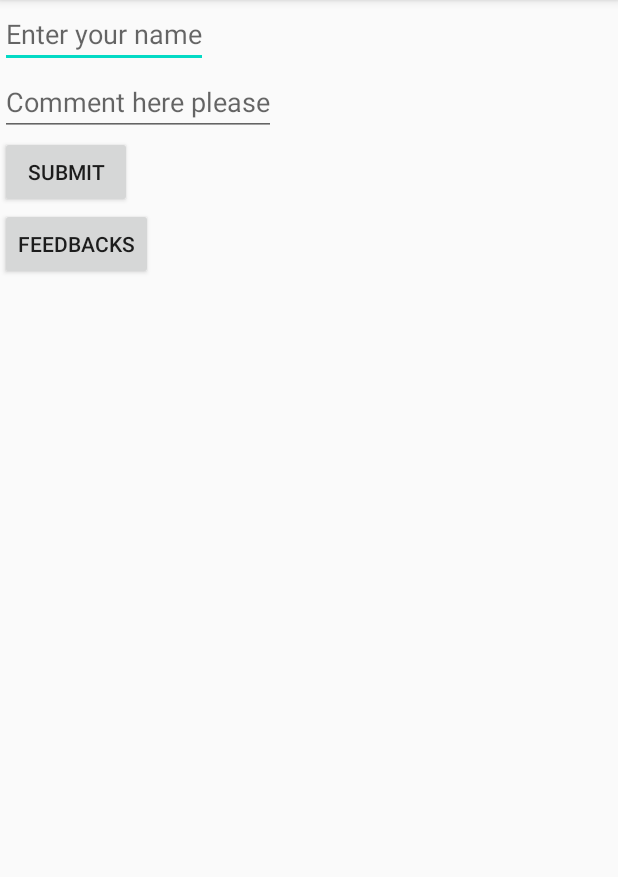
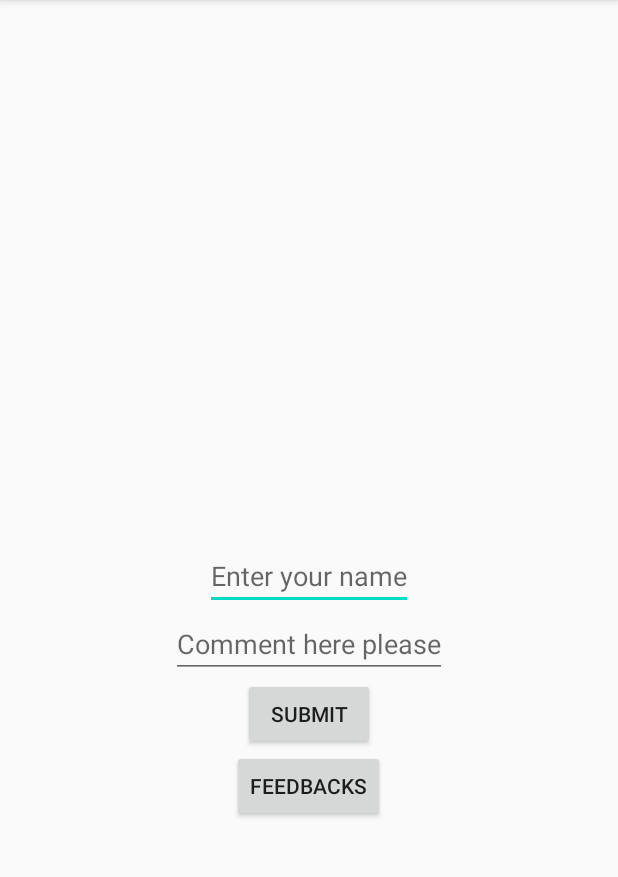
Before and after one commit to kewalg/CycTrack, an Android app: the screen it shows after launch (FeedBackActivity), after a tap on "SUBMIT", on a phone screen of 412 x 824 dp, the part 84-961 px from its top. Run offline under Robolectric (Android 15) with nearby library versions, the phone set to English and light mode, and no system bars.

Commit message:
Fixed blank entries in db

```diff
--- a/app/src/main/java/com/example/cyctrack/FeedBackActivity.java
+++ b/app/src/main/java/com/example/cyctrack/FeedBackActivity.java
@@ -22,67 +22,63 @@ public class FeedBackActivity extends AppCompatActivity {
     protected void onCreate(Bundle savedInstanceState) {
         super.onCreate(savedInstanceState);
         setContentView(R.layout.activity_feed_back);
-
         myDb = new UserReview(this);
-
         btnSubmit = findViewById(R.id.btnSubmit);
         btnFeedback = findViewById(R.id.btnFeedback);
         editName = findViewById(R.id.editName);
-        editFeedback =findViewById(R.id.editFeedback);
-
+        editFeedback = findViewById(R.id.editFeedback);
         SubmitReview();
         viewFeedbacks();
+    }
 
-
-
-
-    }
-    public void SubmitReview(){
+    public void SubmitReview() {
         btnSubmit.setOnClickListener(
                 new View.OnClickListener() {
                     @Override
                     public void onClick(View v) {
-                        boolean isInserted = myDb.insertData(editName.getText().toString(),
-                                editFeedback.getText().toString());
-                        if(isInserted == true)
-                            Toast.makeText(FeedBackActivity.this, "Review Submitted Successfully!! Thanks =)",Toast.LENGTH_LONG).show();
-                        else
-                            Toast.makeText(FeedBackActivity.this,"Please submit your feedback :(",Toast.LENGTH_LONG).show();
-
+                        if (editName.getText().toString().matches("") && editFeedback.getText().toString().matches("")) {
+                            Toast.makeText(FeedBackActivity.this, "Please enter details first!", Toast.LENGTH_SHORT).show();
+                        } else {
+                            boolean isInserted = myDb.insertData(editName.getText().toString(),
+                                    editFeedback.getText().toString());
+                            if (isInserted == true)
+                                Toast.makeText(FeedBackActivity.this, "Review Submitted Successfully!! Thanks =)", Toast.LENGTH_LONG).show();
+                            else
+                                Toast.makeText(FeedBackActivity.this, "Please submit your feedback :(", Toast.LENGTH_LONG).show();
+                        }
                     }
                 }
         );
     }
 
-    public void viewFeedbacks(){
+    public void viewFeedbacks() {
         btnFeedback.setOnClickListener(
                 new View.OnClickListener() {
                     @Override
                     public void onClick(View v) {
                         Cursor res = myDb.readFeedbacks();
-                        if(res.getCount() == 0){
+                        if (res.getCount() == 0) {
                             //show message
-                            showMessage("Error","No Feedbacks Found");
+                            showMessage("Error", "No Feedbacks Found");
                             return;
                         }
                         StringBuffer buffer = new StringBuffer();
-                        while(res.moveToNext()){
-                            buffer.append("Name: "+res.getString(1)+"\n");
-                            buffer.append("Feedback: "+res.getString(2)+"\n\n");
+                        while (res.moveToNext()) {
+                            buffer.append("Name: " + res.getString(1) + "\n");
+                            buffer.append("Feedback: " + res.getString(2) + "\n\n");
                         }
                         // show all data
-                        showMessage("Feedbacks Found !",buffer.toString());
+                        showMessage("Feedbacks Found !", buffer.toString());
                     }
                 }
         );
     }
 
-    public void showMessage(String title, String message){
-        AlertDialog.Builder builder =  new AlertDialog.Builder(this);
+    public void showMessage(String title, String message) {
+        AlertDialog.Builder builder = new AlertDialog.Builder(this);
         builder.setCancelable(true);
         builder.setTitle(title);
         builder.setMessage(message);
         builder.show();
-
     }
 }
--- a/app/src/main/java/com/example/cyctrack/UserReview.java
+++ b/app/src/main/java/com/example/cyctrack/UserReview.java
@@ -13,49 +13,39 @@ public class UserReview extends SQLiteOpenHelper {
     public static final String DATABASE_NAME = "UserReview.db";
     public static final String TABLE_NAME = "UserReview_table";
     public static final String COL_1 = "ID";
-    public static final String COL_2  = "Name";
+    public static final String COL_2 = "Name";
     public static final String COL_3 = "Review";
-
-
-
-
-
 
     public UserReview(@Nullable Context context) {
         super(context, DATABASE_NAME, null, 1);
-
     }
 
     @Override
     public void onCreate(SQLiteDatabase db) {
-        db.execSQL("create table "+TABLE_NAME +"(ID INTEGER PRIMARY KEY AUTOINCREMENT,NAME TEXT,REVIEW TEXT)");
-
+        db.execSQL("create table " + TABLE_NAME + "(ID INTEGER PRIMARY KEY AUTOINCREMENT,NAME TEXT,REVIEW TEXT)");
     }
 
     @Override
     public void onUpgrade(SQLiteDatabase db, int oldVersion, int newVersion) {
-        db.execSQL("DROP TABLE IF EXISTS " +TABLE_NAME);
+        db.execSQL("DROP TABLE IF EXISTS " + TABLE_NAME);
         onCreate(db);
-
     }
 
-    public boolean insertData(String name, String review){
+    public boolean insertData(String name, String review) {
         SQLiteDatabase db = this.getWritableDatabase();
         ContentValues contentValues = new ContentValues();
-        contentValues.put(COL_2,name);
-        contentValues.put(COL_3,review);
-        long result = db.insert(TABLE_NAME,null,contentValues);
-        if(result == -1)
+        contentValues.put(COL_2, name);
+        contentValues.put(COL_3, review);
+        long result = db.insert(TABLE_NAME, null, contentValues);
+        if (result == -1)
             return false;
         else
             return true;
+    }
 
-    }
-    public Cursor readFeedbacks(){
+    public Cursor readFeedbacks() {
         SQLiteDatabase db = this.getWritableDatabase();
-        Cursor res = db.rawQuery("select * from "+TABLE_NAME,null);
+        Cursor res = db.rawQuery("select * from " + TABLE_NAME, null);
         return res;
-
-
     }
 }
--- a/app/src/main/res/layout/activity_feed_back.xml
+++ b/app/src/main/res/layout/activity_feed_back.xml
@@ -7,32 +7,36 @@
     tools:context=".FeedBackActivity">
 
     <EditText
+        android:id="@+id/editName"
         android:layout_width="wrap_content"
         android:layout_height="wrap_content"
-        android:id="@+id/editName"
-        android:hint="Enter your name"/>
+        android:layout_centerInParent="true"
+        android:hint="Enter your name" />
 
 
     <EditText
+        android:id="@+id/editFeedback"
         android:layout_width="wrap_content"
+        android:layout_height="wrap_content"
         android:layout_below="@id/editName"
-        android:layout_height="wrap_content"
-        android:hint="Comment here please"
-        android:id="@+id/editFeedback"/>
+        android:layout_centerHorizontal="true"
+        android:hint="Comment here please" />
 
     <Button
+        android:id="@+id/btnSubmit"
         android:layout_width="wrap_content"
+        android:layout_height="wrap_content"
         android:layout_below="@id/editFeedback"
-        android:id="@+id/btnSubmit"
-        android:layout_height="wrap_content"
-        android:text="submit"/>
+        android:layout_centerHorizontal="true"
+        android:text="submit" />
 
     <Button
+        android:id="@+id/btnFeedback"
         android:layout_width="wrap_content"
         android:layout_height="wrap_content"
         android:layout_below="@id/btnSubmit"
-        android:text="feedbacks"
-        android:id="@+id/btnFeedback"/>
+        android:layout_centerHorizontal="true"
+        android:text="feedbacks" />
 
 
 </RelativeLayout>
```
